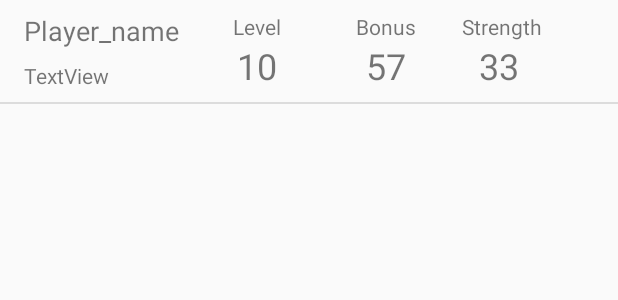
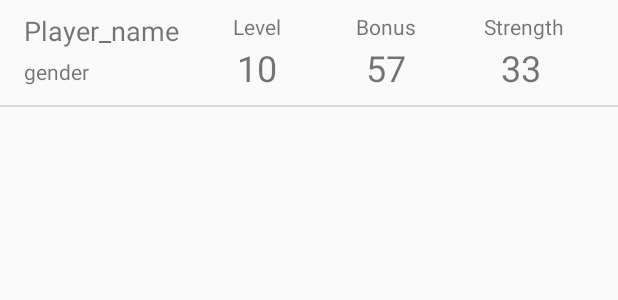
Before and after one commit to koger23/LevelCounterApp, an Android app: the layout ingame_listitem.xml on its own in the app's theme, with its tools: preview values and no code run, on a phone screen of 412 x 824 dp. Shown: the top 300 px of the screen. Run offline under Robolectric (Android 15) with nearby library versions, the phone set to English and light mode, and no system bars; network calls fail.

Commit message:
feat: game view with user listing works

```diff
--- a/app/src/main/java/com/kogero/levelcounter/FriendsAdapter.kt
+++ b/app/src/main/java/com/kogero/levelcounter/FriendsAdapter.kt
@@ -38,10 +38,10 @@ class FriendsAdapter(
     }
 
     fun filterUsers(query: String): List<UserListViewModel> {
-        var query = query.toLowerCase()
+        val query = query.toLowerCase()
         userList.clear()
         for (user1 in userFullList) {
-            if (user1.userName?.toLowerCase()!!.contains(query)) {
+            if (user1.userName.toLowerCase().contains(query)) {
                 userList.add(user1)
             }
         }
--- a/app/src/main/java/com/kogero/levelcounter/service/ApiInterface.kt
+++ b/app/src/main/java/com/kogero/levelcounter/service/ApiInterface.kt
@@ -74,6 +74,9 @@ interface ApiInterface {
     @GET("game/savedGames")
     fun getSavedGames(): Call<List<Game>>
 
+    @GET("game/getplayers")
+    fun getJoinableGames(): Call<List<Game>>
+
     @GET("game/joinableGames")
-    fun getJoinableGames(): Call<List<Game>>
+    fun getPlayersByGameId(@Query("gameId") gameId: Int): Call<List<InGameUser>>
 }
--- a/app/src/main/res/layout/ingame_listitem.xml
+++ b/app/src/main/res/layout/ingame_listitem.xml
@@ -8,7 +8,7 @@
 
     <androidx.constraintlayout.widget.ConstraintLayout
         android:layout_width="match_parent"
-        android:layout_height="wrap_content">
+        android:layout_height="70dp">
 
         <TextView
             android:id="@+id/tvPlayerName"
@@ -31,7 +31,8 @@
             app:layout_constraintBottom_toBottomOf="parent"
             app:layout_constraintEnd_toEndOf="parent"
             app:layout_constraintHorizontal_bias="0.146"
-            app:layout_constraintStart_toEndOf="@+id/tvPlayerName" />
+            app:layout_constraintStart_toEndOf="@+id/tvPlayerName"
+            app:layout_constraintTop_toBottomOf="@+id/tvLevel" />
 
         <TextView
             android:id="@+id/tvBonusValue"
@@ -55,8 +56,10 @@
             android:textSize="24sp"
             app:layout_constraintBottom_toBottomOf="parent"
             app:layout_constraintEnd_toEndOf="parent"
-            app:layout_constraintHorizontal_bias="0.426"
-            app:layout_constraintStart_toEndOf="@+id/tvBonusValue" />
+            app:layout_constraintHorizontal_bias="0.552"
+            app:layout_constraintStart_toEndOf="@+id/tvBonusValue"
+            app:layout_constraintTop_toBottomOf="@+id/tvStrength"
+            app:layout_constraintVertical_bias="0.666" />
 
         <TextView
             android:id="@+id/tvLevel"
@@ -95,9 +98,10 @@
             android:layout_height="wrap_content"
             android:layout_marginStart="16dp"
             android:layout_marginBottom="8dp"
-            android:text="TextView"
+            android:text="gender"
             app:layout_constraintBottom_toBottomOf="parent"
-            app:layout_constraintStart_toStartOf="parent" />
+            app:layout_constraintStart_toStartOf="parent"
+            app:layout_constraintTop_toBottomOf="@+id/tvPlayerName" />
 
     </androidx.constraintlayout.widget.ConstraintLayout>
 
```
Also changed, not shown: app/src/main/java/com/kogero/levelcounter/GameActivity.kt (+26 -71 lines), app/src/main/java/com/kogero/levelcounter/GameAdapter.kt (+15 -4 lines), app/src/main/java/com/kogero/levelcounter/NewGameSelectionActivity.kt (+6 -35 lines).
